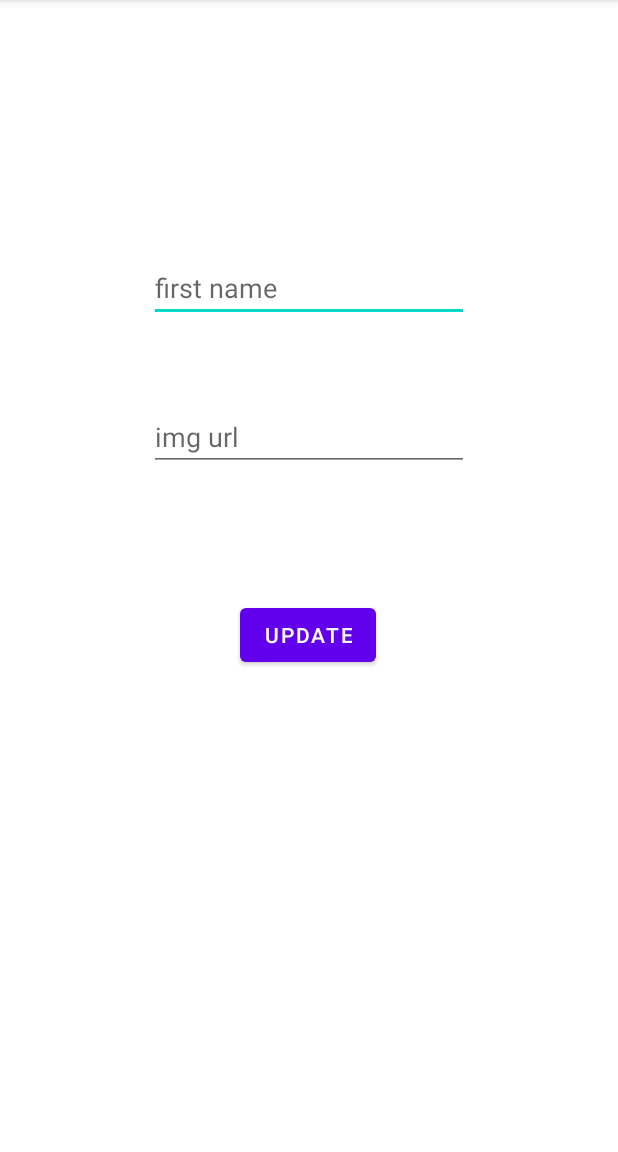
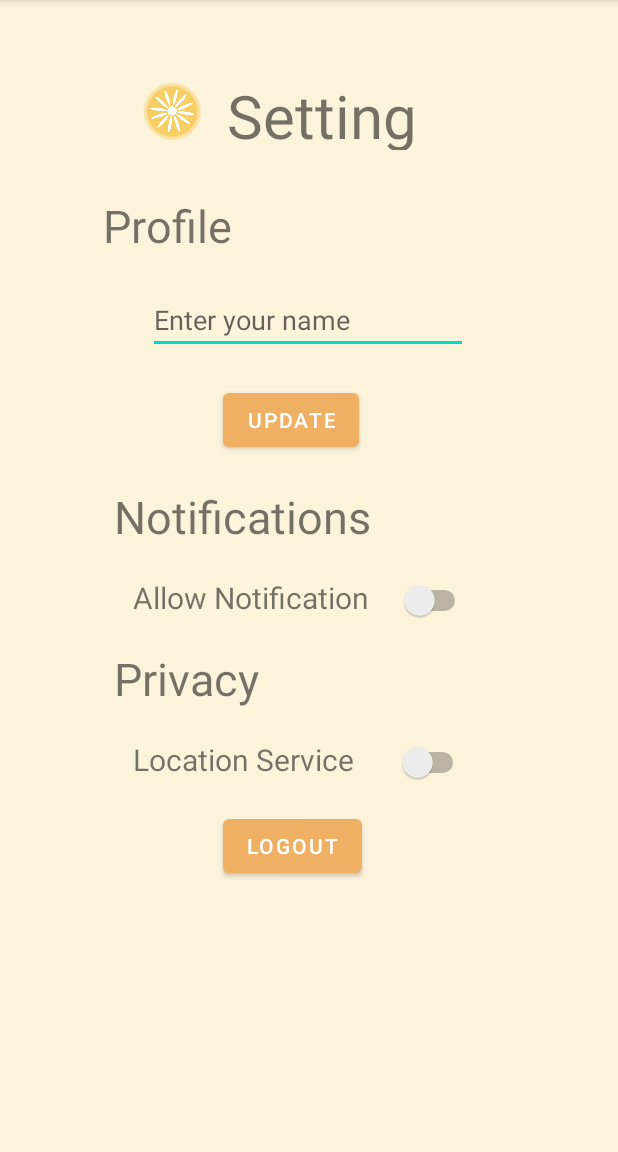
Before and after one commit to kevchen1129/sunMeter, an Android app: the setting screen opened directly, with no data from a screen before it, on a phone screen of 412 x 824 dp, the part 84-1236 px from its top. Run offline under Robolectric (Android 15) with nearby library versions, the phone set to English and light mode, and no system bars; our stand-ins replace Firebase (no records; nobody signed in at launch, a user with empty details on screens opened directly), Picasso; pictures from the network do not load.

Commit message:
ranking screen ui and setting screen ui done, compare to desgin to the prototype of figma

```diff
--- a/app/src/main/java/com/example/sunmeter/MainAdapter.java
+++ b/app/src/main/java/com/example/sunmeter/MainAdapter.java
@@ -12,6 +12,7 @@ import android.widget.ImageView;
 import android.widget.TextView;
 
 import androidx.annotation.NonNull;
+import androidx.cardview.widget.CardView;
 import androidx.recyclerview.widget.RecyclerView;
 
 import com.squareup.picasso.Picasso;
@@ -33,6 +34,7 @@ public class MainAdapter extends RecyclerView.Adapter<MainAdapter.MyViewHolder>
     @NonNull
     @Override
     public MyViewHolder onCreateViewHolder(@NonNull ViewGroup parent, int viewType) {
+
         View v = LayoutInflater.from(context).inflate(R.layout.item,parent,false);
 
         return new MyViewHolder(v);
--- a/app/src/main/java/com/example/sunmeter/setting.java
+++ b/app/src/main/java/com/example/sunmeter/setting.java
@@ -35,7 +35,7 @@ List<String> key;
         setContentView(R.layout.activity_setting);
         Button update = findViewById(R.id.update_btn);
         EditText firstName = findViewById(R.id.firstName_update);
-        EditText image = findViewById(R.id.img_update);
+       // EditText image = findViewById(R.id.img_update);
         list = new ArrayList<>();
         mainAdapter = new MainAdapter(this,list);
         key = new ArrayList<String>();
@@ -68,21 +68,21 @@ List<String> key;
             @Override
             public void onClick(View view) {
                 String first_name = firstName.getText().toString();
-                String img = image.getText().toString();
+              //  String img = image.getText().toString();
                 user = list.get(0);
 
                // Log.i("11111",userName);
                 Log.i("222","222");
-                updateData(user,first_name,img);
+                updateData(user,first_name);
             }
         });
     }
 
-    private void updateData(User user, String first_name, String img) {
+    private void updateData(User user, String first_name) {
         HashMap hashMap = new HashMap();
 
         hashMap.put("firstName",first_name);
-        hashMap.put("img",img);
+        //hashMap.put("img",img);
         Log.i("11111",first_name);
 
        // firedatabase.child(username).child("firstName").setValue(name);
--- a/app/src/main/res/layout/activity_ranklist.xml
+++ b/app/src/main/res/layout/activity_ranklist.xml
@@ -4,39 +4,50 @@
     xmlns:tools="http://schemas.android.com/tools"
     android:layout_width="match_parent"
     android:layout_height="match_parent"
+    android:background="#FCF3DB"
     tools:context=".ranklist">
 
-    <androidx.recyclerview.widget.RecyclerView
-        android:id="@+id/ranklist"
-        android:layout_width="304dp"
-        android:layout_height="560dp"
-        android:layout_marginStart="63dp"
-        android:layout_marginEnd="63dp"
-        app:layout_constraintBottom_toBottomOf="parent"
-        app:layout_constraintEnd_toEndOf="parent"
-        app:layout_constraintHorizontal_bias="0.0"
+
+    <LinearLayout
+        android:id="@+id/linearLayout"
+        android:layout_width="wrap_content"
+        android:layout_height="wrap_content"
+        android:layout_marginTop="50dp"
+        android:layout_marginBottom="92dp"
+        android:layout_marginLeft="70dp"
+        android:orientation="horizontal"
+        app:layout_constraintBottom_toTopOf="@+id/ranklist"
+
         app:layout_constraintStart_toStartOf="parent"
-        app:layout_constraintTop_toTopOf="parent"
-        app:layout_constraintVertical_bias="0.83" />
+        app:layout_constraintTop_toTopOf="parent">
+
+        <ImageView
+            android:id="@+id/imageView3"
+            android:layout_width="50dp"
+            android:layout_height="50dp"
+            app:srcCompat="@drawable/sun" />
+
+
+        <TextView
+            android:id="@+id/rank_title"
+            android:layout_width="200dp"
+            android:layout_height="50dp"
+            android:text="Sun Rank"
+            android:textAlignment="center"
+            android:textSize="35dp"
+            />
+    </LinearLayout>
+
+
 
     <TextView
-        android:id="@+id/rank_title"
-        android:layout_width="207dp"
-        android:layout_height="0dp"
-        android:layout_marginTop="40dp"
-        android:text="Sun Rank"
-        android:textAlignment="center"
-        android:textSize="34sp"
-        app:layout_constraintEnd_toEndOf="parent"
-        app:layout_constraintStart_toStartOf="parent"
-        app:layout_constraintTop_toTopOf="parent" />
 
-    <TextView
         android:id="@+id/rank_image"
         android:layout_width="78dp"
         android:layout_height="26dp"
         android:layout_marginStart="84dp"
         android:text="Image"
+        android:layout_marginTop="20dp"
         app:layout_constraintBottom_toBottomOf="parent"
         app:layout_constraintStart_toStartOf="parent"
         app:layout_constraintTop_toTopOf="parent"
@@ -47,6 +58,7 @@
         android:layout_width="81dp"
         android:layout_height="25dp"
         android:layout_marginStart="12dp"
+        android:layout_marginTop="20dp"
         android:text="Count"
         app:layout_constraintBottom_toBottomOf="parent"
         app:layout_constraintEnd_toEndOf="parent"
@@ -60,9 +72,24 @@
         android:layout_width="91dp"
         android:layout_height="25dp"
         android:layout_marginStart="20dp"
+        android:layout_marginTop="20dp"
         android:text="Name"
         app:layout_constraintBottom_toBottomOf="parent"
         app:layout_constraintStart_toEndOf="@+id/rank_image"
         app:layout_constraintTop_toTopOf="parent"
         app:layout_constraintVertical_bias="0.14" />
+    <androidx.recyclerview.widget.RecyclerView
+        android:id="@+id/ranklist"
+        android:layout_width="304dp"
+        android:layout_height="0dp"
+        android:layout_marginStart="63dp"
+        android:layout_marginEnd="63dp"
+        android:layout_marginBottom="29dp"
+        app:layout_constraintBottom_toBottomOf="parent"
+        app:layout_constraintEnd_toEndOf="parent"
+        app:layout_constraintHorizontal_bias="0.0"
+        app:layout_constraintStart_toStartOf="parent"
+        app:layout_constraintTop_toBottomOf="@+id/linearLayout"
+        app:layout_constraintVertical_bias="0.83" />
+
 </androidx.constraintlayout.widget.ConstraintLayout>
--- a/app/src/main/res/layout/activity_setting.xml
+++ b/app/src/main/res/layout/activity_setting.xml
@@ -4,40 +4,163 @@
     xmlns:tools="http://schemas.android.com/tools"
     android:layout_width="match_parent"
     android:layout_height="match_parent"
+    android:background="#FCF3DB"
     tools:context=".setting">
+
+    <LinearLayout
+        android:id="@+id/linearLayout"
+        android:layout_width="wrap_content"
+        android:layout_height="wrap_content"
+        android:layout_marginLeft="90dp"
+        android:layout_marginTop="50dp"
+        android:layout_marginBottom="30dp"
+        android:orientation="horizontal"
+
+        app:layout_constraintBottom_toTopOf="@+id/linearLayout2"
+        app:layout_constraintStart_toStartOf="parent"
+        app:layout_constraintTop_toTopOf="parent">
+
+        <ImageView
+            android:id="@+id/imageView4"
+            android:layout_width="50dp"
+            android:layout_height="50dp"
+            app:srcCompat="@drawable/sun" />
+
+
+        <TextView
+            android:id="@+id/rank_title"
+            android:layout_width="150dp"
+            android:layout_height="50dp"
+            android:text="Setting"
+            android:textAlignment="center"
+            android:textSize="40dp" />
+    </LinearLayout>
+
+    <LinearLayout
+        android:id="@+id/linearLayout2"
+        android:layout_width="314dp"
+        android:layout_height="0dp"
+        android:layout_marginBottom="68dp"
+        android:orientation="vertical"
+        app:layout_constraintBottom_toBottomOf="parent"
+        app:layout_constraintEnd_toEndOf="parent"
+        app:layout_constraintHorizontal_bias="0.494"
+        app:layout_constraintStart_toStartOf="parent"
+        app:layout_constraintTop_toBottomOf="@+id/linearLayout"
+        >
+        <TextView
+            android:layout_width="wrap_content"
+            android:layout_height="wrap_content"
+            android:text="Profile"
+            android:textSize="30dp"
+            android:layout_marginLeft="20dp"
+
+/>
+
 
         <EditText
             android:id="@+id/firstName_update"
             android:layout_width="wrap_content"
             android:layout_height="wrap_content"
-        android:layout_marginTop="169dp"
+            android:layout_marginTop="20dp"
             android:ems="10"
-        android:hint="first name"
+            android:hint="Enter your name"
             android:inputType="textPersonName"
             app:layout_constraintEnd_toEndOf="parent"
             app:layout_constraintStart_toStartOf="parent"
-        app:layout_constraintTop_toTopOf="parent" />
+            app:layout_constraintTop_toTopOf="parent"
+            android:layout_marginLeft="50dp"/>
 
-    <EditText
-        android:id="@+id/img_update"
-        android:layout_width="wrap_content"
-        android:layout_height="wrap_content"
-        android:layout_marginTop="54dp"
-        android:ems="10"
-        android:hint="img url"
-        android:inputType="textPersonName"
-        app:layout_constraintEnd_toEndOf="parent"
-        app:layout_constraintStart_toStartOf="parent"
-        app:layout_constraintTop_toBottomOf="@+id/firstName_update" />
 
         <Button
             android:id="@+id/update_btn"
             android:layout_width="wrap_content"
             android:layout_height="wrap_content"
-        android:layout_marginTop="85dp"
+            android:layout_marginTop="20dp"
             android:text="Update"
+            android:layout_marginLeft="100dp"
             app:layout_constraintEnd_toEndOf="parent"
             app:layout_constraintHorizontal_bias="0.498"
             app:layout_constraintStart_toStartOf="parent"
-        app:layout_constraintTop_toBottomOf="@+id/img_update" />
+            app:layout_constraintTop_toBottomOf="@+id/firstName_update"
+            app:backgroundTint="@color/Orange"/>
+        <TextView
+            android:layout_height="wrap_content"
+            android:layout_width="wrap_content"
+            android:layout_marginLeft="20dp"
+            android:text=" Notifications"
+            android:textSize="30dp"
+            android:layout_marginTop="20dp"
+            />
+        <LinearLayout
+            android:layout_width="wrap_content"
+            android:layout_height="wrap_content"
+            android:orientation="horizontal">
+            <TextView
+                android:id ="@+id/notification"
+                android:layout_height="wrap_content"
+                android:layout_width="wrap_content"
+                android:layout_marginLeft="40dp"
+                android:layout_marginTop="20dp"
+                android:text="Allow Notification"
+                android:textSize="20dp"
+                android:layout_weight="1"
+            />
+
+            <Switch
+                android:id="@+id/switch1"
+                android:layout_width="wrap_content"
+                android:layout_height="wrap_content"
+                android:layout_weight="1"
+                android:layout_marginLeft="20dp"
+                android:layout_marginTop="20dp"
+
+              />
+        </LinearLayout>
+        <TextView
+            android:layout_height="wrap_content"
+            android:layout_width="wrap_content"
+            android:layout_marginLeft="20dp"
+            android:text=" Privacy"
+            android:textSize="30dp"
+            android:layout_marginTop="20dp"
+            />
+        <LinearLayout
+            android:layout_width="wrap_content"
+            android:layout_height="wrap_content"
+            android:orientation="horizontal">
+            <TextView
+                android:id ="@+id/notification2"
+                android:layout_height="wrap_content"
+                android:layout_width="wrap_content"
+                android:layout_marginLeft="40dp"
+                android:layout_marginTop="20dp"
+                android:text="Location Service"
+                android:textSize="20dp"
+                android:layout_weight="1"
+                />
+
+            <Switch
+                android:id="@+id/switch2"
+                android:layout_width="wrap_content"
+                android:layout_height="wrap_content"
+                android:layout_weight="1"
+                android:layout_marginLeft="28dp"
+                android:layout_marginTop="20dp"
+
+                />
+        </LinearLayout>
+        <Button
+            android:id="@+id/logtout_btn"
+            android:layout_width="wrap_content"
+            android:layout_height="wrap_content"
+            android:layout_marginTop="20dp"
+            android:text="Logout"
+            android:layout_marginLeft="100dp"
+            app:layout_constraintEnd_toEndOf="parent"
+            app:layout_constraintHorizontal_bias="0.498"
+            app:layout_constraintStart_toStartOf="parent"
+            app:layout_constraintTop_toBottomOf="@+id/firstName_update"
+            app:backgroundTint="@color/Orange"/>
+    </LinearLayout>
 </androidx.constraintlayout.widget.ConstraintLayout>
--- a/app/src/main/res/layout/item.xml
+++ b/app/src/main/res/layout/item.xml
@@ -8,7 +8,8 @@
     android:layout_margin="4dp"
     app:cardCornerRadius="8dp"
     app:cardElevation="8dp"
-    app:cardBackgroundColor="@color/teal_700"
+    app:cardBackgroundColor="@color/AliceBlue"
+
 
    >
 
```
Lines whose indentation alone changed are shown as unchanged.
